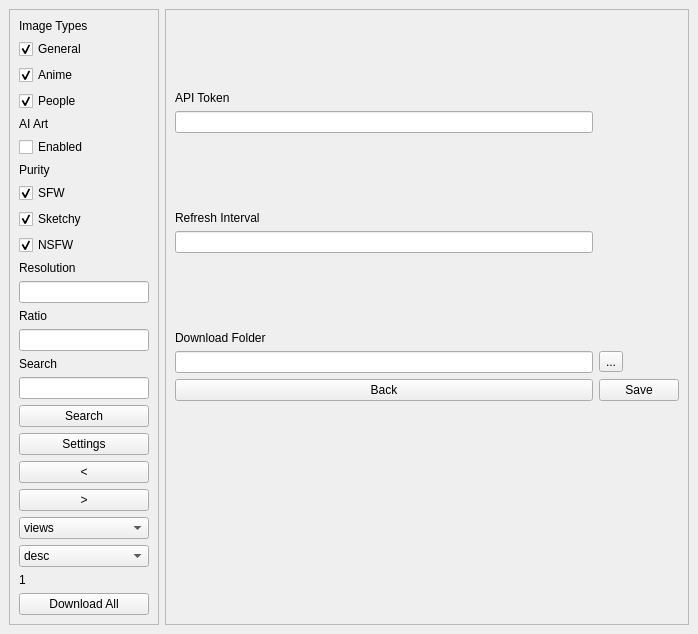
Before: the Qt Designer form src/mainwindow.ui in HaydenRoss/Wall-Haven-Desktop, drawn with Qt 5.
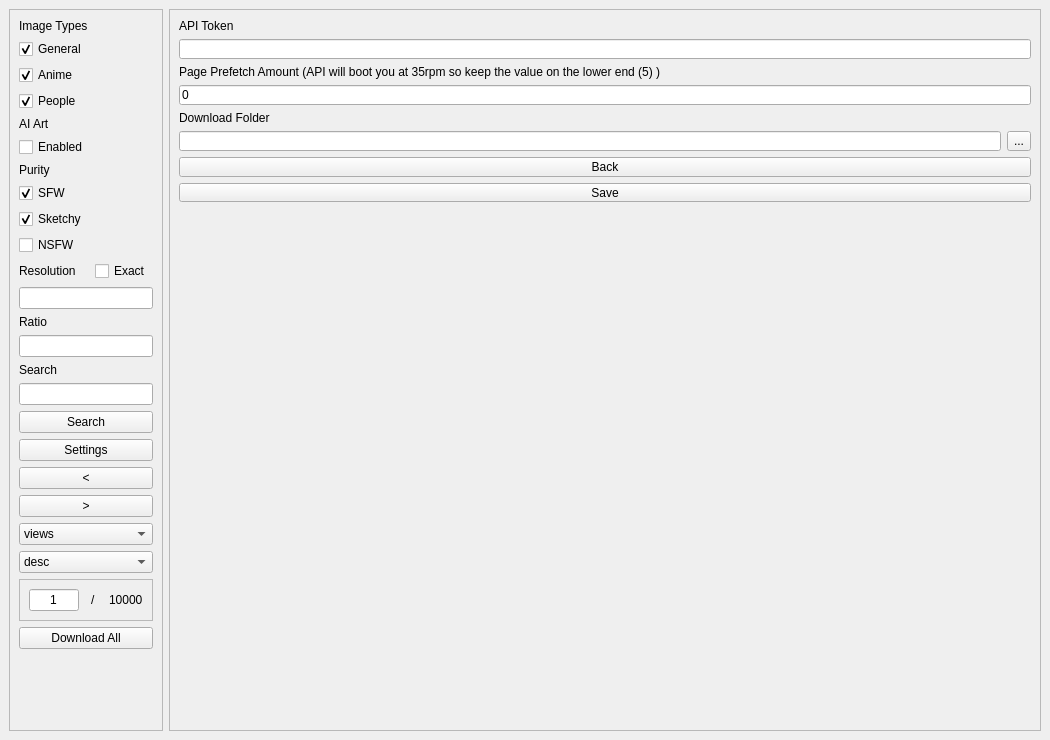
After: the same form once the commit is applied. The open tabs and pages were chosen to show the change.

Commit message: Added Search Terms, Redone Threading to allow for Prefetching, Added missing buttons and more config

```diff
--- a/src/mainwindow.ui
+++ b/src/mainwindow.ui
@@ -2,6 +2,14 @@
 <ui version="4.0">
  <class>MainWindow</class>
  <widget class="QMainWindow" name="MainWindow">
+  <property name="geometry">
+   <rect>
+    <x>0</x>
+    <y>0</y>
+    <width>1050</width>
+    <height>740</height>
+   </rect>
+  </property>
   <property name="windowTitle">
    <string>Wallhaven Desktop</string>
   </property>
@@ -11,7 +19,7 @@
      <widget class="QFrame" name="OptionFrame">
       <property name="minimumSize">
        <size>
-        <width>150</width>
+        <width>154</width>
         <height>0</height>
        </size>
       </property>
@@ -66,6 +74,13 @@
          </property>
         </widget>
        </item>
+       <item row="5" column="0">
+        <widget class="QCheckBox" name="AIArtCheckBox">
+         <property name="text">
+          <string>Enabled</string>
+         </property>
+        </widget>
+       </item>
        <item row="6" column="0">
         <widget class="QLabel" name="PurityLabel">
          <property name="text">
@@ -98,9 +113,6 @@
          <property name="text">
           <string>NSFW</string>
          </property>
-         <property name="checked">
-          <bool>true</bool>
-         </property>
         </widget>
        </item>
        <item row="10" column="0">
@@ -110,6 +122,9 @@
          </property>
         </widget>
        </item>
+       <item row="11" column="0" colspan="2">
+        <widget class="QLineEdit" name="ResolutionInput"/>
+       </item>
        <item row="12" column="0">
         <widget class="QLabel" name="RatioLabel">
          <property name="text">
@@ -117,33 +132,23 @@
          </property>
         </widget>
        </item>
-       <item row="14" column="0">
-        <widget class="QLabel" name="SearchLabel">
-         <property name="text">
-          <string>Search</string>
-         </property>
-        </widget>
-       </item>
-       <item row="22" column="0">
-        <widget class="QLabel" name="PageNumberLabel">
-         <property name="text">
-          <string>1</string>
-         </property>
-        </widget>
-       </item>
-       <item row="11" column="0" colspan="2">
-        <widget class="QLineEdit" name="ResolutionInput"/>
-       </item>
        <item row="13" column="0" colspan="2">
         <widget class="QLineEdit" name="RatioInput"/>
        </item>
+       <item row="14" column="0">
+        <widget class="QLabel" name="SearchLabel">
+         <property name="text">
+          <string>Search</string>
+         </property>
+        </widget>
+       </item>
        <item row="15" column="0" colspan="2">
         <widget class="QLineEdit" name="SearchInput"/>
        </item>
-       <item row="18" column="0" colspan="2">
-        <widget class="QPushButton" name="PageBackButton">
+       <item row="16" column="0" colspan="2">
+        <widget class="QPushButton" name="SearchButton">
          <property name="text">
-          <string>&lt;</string>
+          <string>Search</string>
          </property>
         </widget>
        </item>
@@ -166,10 +171,10 @@
          </property>
         </widget>
        </item>
-       <item row="16" column="0" colspan="2">
-        <widget class="QPushButton" name="SearchButton">
+       <item row="18" column="0" colspan="2">
+        <widget class="QPushButton" name="PageBackButton">
          <property name="text">
-          <string>Search</string>
+          <string>&lt;</string>
          </property>
         </widget>
        </item>
@@ -228,6 +233,60 @@
          </item>
         </widget>
        </item>
+       <item row="22" column="0" colspan="2">
+        <widget class="QFrame" name="PageNumberFrame">
+         <property name="sizePolicy">
+          <sizepolicy hsizetype="Preferred" vsizetype="Preferred">
+           <horstretch>0</horstretch>
+           <verstretch>0</verstretch>
+          </sizepolicy>
+         </property>
+         <property name="frameShape">
+          <enum>QFrame::Shape::StyledPanel</enum>
+         </property>
+         <property name="frameShadow">
+          <enum>QFrame::Shadow::Raised</enum>
+         </property>
+         <layout class="QHBoxLayout" name="horizontalLayout">
+          <item alignment="Qt::AlignmentFlag::AlignRight">
+           <widget class="QLineEdit" name="PageNumberInput">
+            <property name="sizePolicy">
+             <sizepolicy hsizetype="Preferred" vsizetype="Fixed">
+              <horstretch>0</horstretch>
+              <verstretch>0</verstretch>
+             </sizepolicy>
+            </property>
+            <property name="maximumSize">
+             <size>
+              <width>50</width>
+              <height>16777215</height>
+             </size>
+            </property>
+            <property name="text">
+             <string>1</string>
+            </property>
+            <property name="alignment">
+             <set>Qt::AlignmentFlag::AlignCenter</set>
+            </property>
+           </widget>
+          </item>
+          <item alignment="Qt::AlignmentFlag::AlignHCenter">
+           <widget class="QLabel" name="SlashLabel">
+            <property name="text">
+             <string>/</string>
+            </property>
+           </widget>
+          </item>
+          <item alignment="Qt::AlignmentFlag::AlignHCenter">
+           <widget class="QLabel" name="LastPageNumberLabel">
+            <property name="text">
+             <string>10000</string>
+            </property>
+           </widget>
+          </item>
+         </layout>
+        </widget>
+       </item>
        <item row="23" column="0" colspan="2">
         <widget class="QPushButton" name="DownloadAllButton">
          <property name="text">
@@ -235,10 +294,10 @@
          </property>
         </widget>
        </item>
-       <item row="5" column="0">
-        <widget class="QCheckBox" name="AIArtCheckBox">
+       <item row="10" column="1">
+        <widget class="QCheckBox" name="ExactCheckBox">
          <property name="text">
-          <string>Enabled</string>
+          <string>Exact</string>
          </property>
         </widget>
        </item>
@@ -276,6 +335,14 @@
               <bool>true</bool>
              </property>
              <widget class="QWidget" name="ScrollAreaContent">
+              <property name="geometry">
+               <rect>
+                <x>0</x>
+                <y>0</y>
+                <width>1212</width>
+                <height>1220</height>
+               </rect>
+              </property>
               <layout class="QGridLayout" name="gridLayout" rowminimumheight="0,0,0,0,0,0,0,0,0,0" columnminimumwidth="0,0,0,0">
                <property name="sizeConstraint">
                 <enum>QLayout::SizeConstraint::SetDefaultConstraint</enum>
@@ -1337,55 +1404,83 @@
           <property name="maximumSize">
            <size>
             <width>16777215</width>
-            <height>400</height>
+            <height>200</height>
            </size>
           </property>
-          <layout class="QGridLayout" name="gridLayout_4">
-           <item row="4" column="0">
-            <widget class="QLineEdit" name="RefreshIntervalInput"/>
-           </item>
-           <item row="0" column="0" alignment="Qt::AlignmentFlag::AlignBottom">
+          <layout class="QVBoxLayout" name="verticalLayout">
+           <item>
             <widget class="QLabel" name="APITokenLabel">
              <property name="text">
               <string>API Token</string>
              </property>
             </widget>
            </item>
-           <item row="6" column="2">
-            <widget class="QToolButton" name="DownloadFolderButton">
+           <item>
+            <widget class="QLineEdit" name="APITokenInput"/>
+           </item>
+           <item>
+            <widget class="QLabel" name="PagePrefetchAmountLabel">
              <property name="text">
-              <string>...</string>
+              <string>Page Prefetch Amount (API will boot you at 35rpm so keep the value on the lower end (5) )</string>
              </property>
             </widget>
            </item>
-           <item row="5" column="0" alignment="Qt::AlignmentFlag::AlignBottom">
+           <item>
+            <widget class="QLineEdit" name="PagePrefetchAmountInput">
+             <property name="text">
+              <string>0</string>
+             </property>
+            </widget>
+           </item>
+           <item>
             <widget class="QLabel" name="DownloadFolderLabel">
              <property name="text">
               <string>Download Folder</string>
              </property>
             </widget>
            </item>
-           <item row="1" column="0">
-            <widget class="QLineEdit" name="APITokenInput"/>
+           <item>
+            <widget class="QFrame" name="DownloadFolderFrame">
+             <property name="frameShape">
+              <enum>QFrame::Shape::NoFrame</enum>
+             </property>
+             <property name="frameShadow">
+              <enum>QFrame::Shadow::Raised</enum>
+             </property>
+             <layout class="QHBoxLayout" name="horizontalLayout_2">
+              <property name="leftMargin">
+               <number>0</number>
+              </property>
+              <property name="topMargin">
+               <number>0</number>
+              </property>
+              <property name="rightMargin">
+               <number>0</number>
+              </property>
+              <property name="bottomMargin">
+               <number>0</number>
+              </property>
+              <item>
+               <widget class="QLineEdit" name="DownloadFolderInput"/>
+              </item>
+              <item>
+               <widget class="QToolButton" name="DownloadFolderButton">
+                <property name="text">
+                 <string>...</string>
+                </property>
+               </widget>
+              </item>
+             </layout>
+            </widget>
            </item>
-           <item row="6" column="0">
-            <widget class="QLineEdit" name="DownloadFolderInput"/>
-           </item>
-           <item row="8" column="0">
+           <item>
             <widget class="QPushButton" name="BackButton">
              <property name="text">
               <string>Back</string>
              </property>
             </widget>
            </item>
-           <item row="3" column="0" alignment="Qt::AlignmentFlag::AlignBottom">
-            <widget class="QLabel" name="RefreshIntervalLabel">
-             <property name="text">
-              <string>Refresh Interval</string>
-             </property>
-            </widget>
-           </item>
-           <item row="8" column="2">
+           <item>
             <widget class="QPushButton" name="SaveButton">
              <property name="text">
               <string>Save</string>
```
The commit also changes 5 other files.
